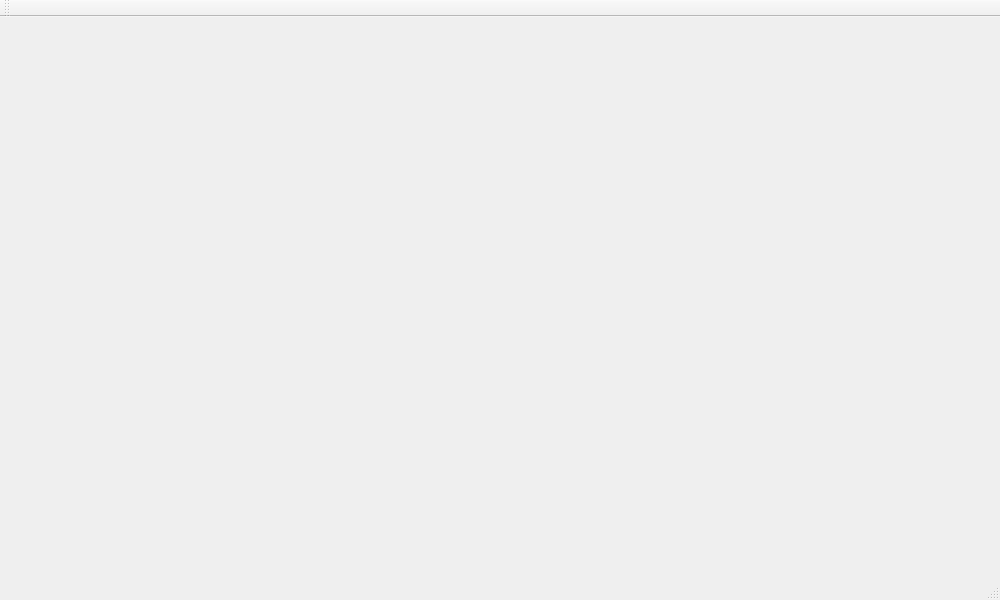
Before: the Qt Designer form gui/YarrGui/yarrgui.ui in Yarr/Yarr, drawn with Qt 5.
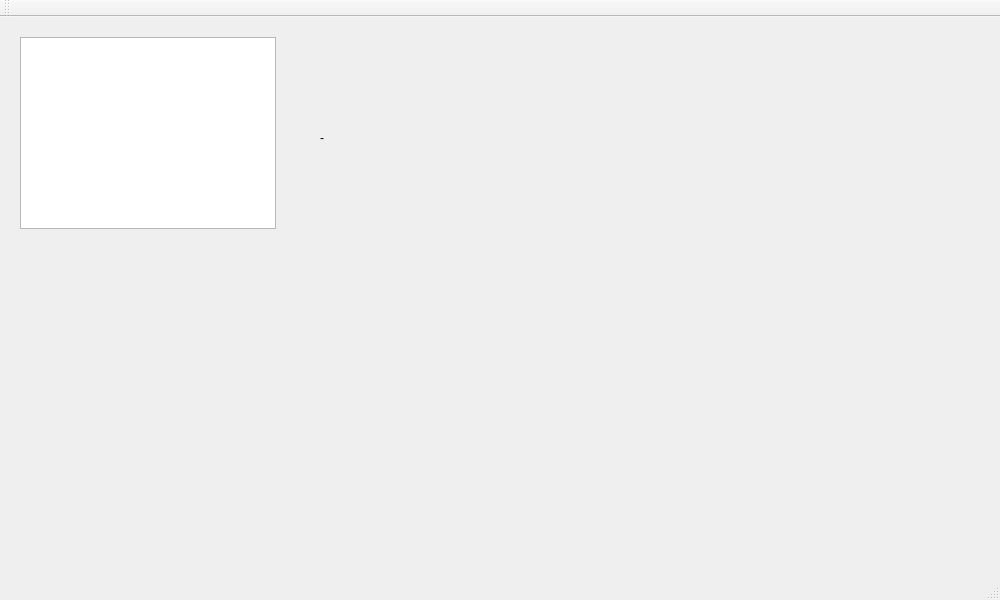
After: the same form once the commit is applied.

Commit message: Playing around.

Diff of the .ui file:
```diff
--- a/gui/YarrGui/yarrgui.ui
+++ b/gui/YarrGui/yarrgui.ui
@@ -13,7 +13,31 @@
   <property name="windowTitle">
    <string>YarrGui</string>
   </property>
-  <widget class="QWidget" name="centralWidget"/>
+  <widget class="QWidget" name="centralWidget">
+   <widget class="QListWidget" name="device_listWidget">
+    <property name="geometry">
+     <rect>
+      <x>20</x>
+      <y>20</y>
+      <width>256</width>
+      <height>192</height>
+     </rect>
+    </property>
+   </widget>
+   <widget class="QLabel" name="selDevice_label">
+    <property name="geometry">
+     <rect>
+      <x>320</x>
+      <y>110</y>
+      <width>81</width>
+      <height>21</height>
+     </rect>
+    </property>
+    <property name="text">
+     <string>-</string>
+    </property>
+   </widget>
+  </widget>
   <widget class="QToolBar" name="mainToolBar">
    <attribute name="toolBarArea">
     <enum>TopToolBarArea</enum>
```
The commit also changes 2 other files.
